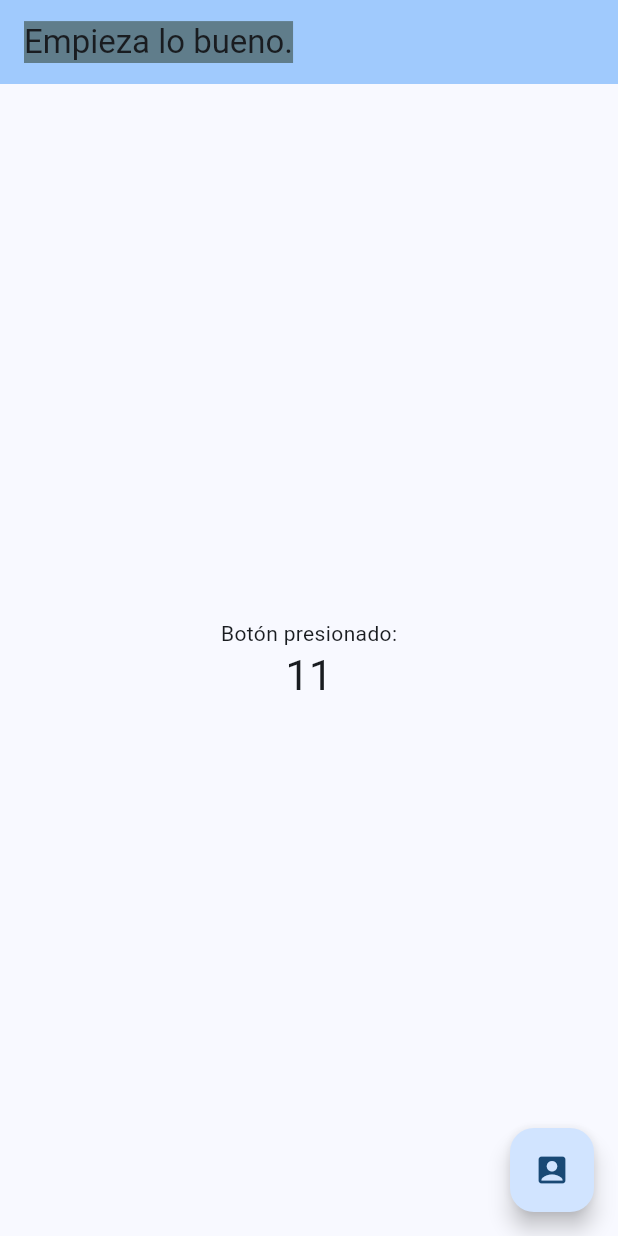
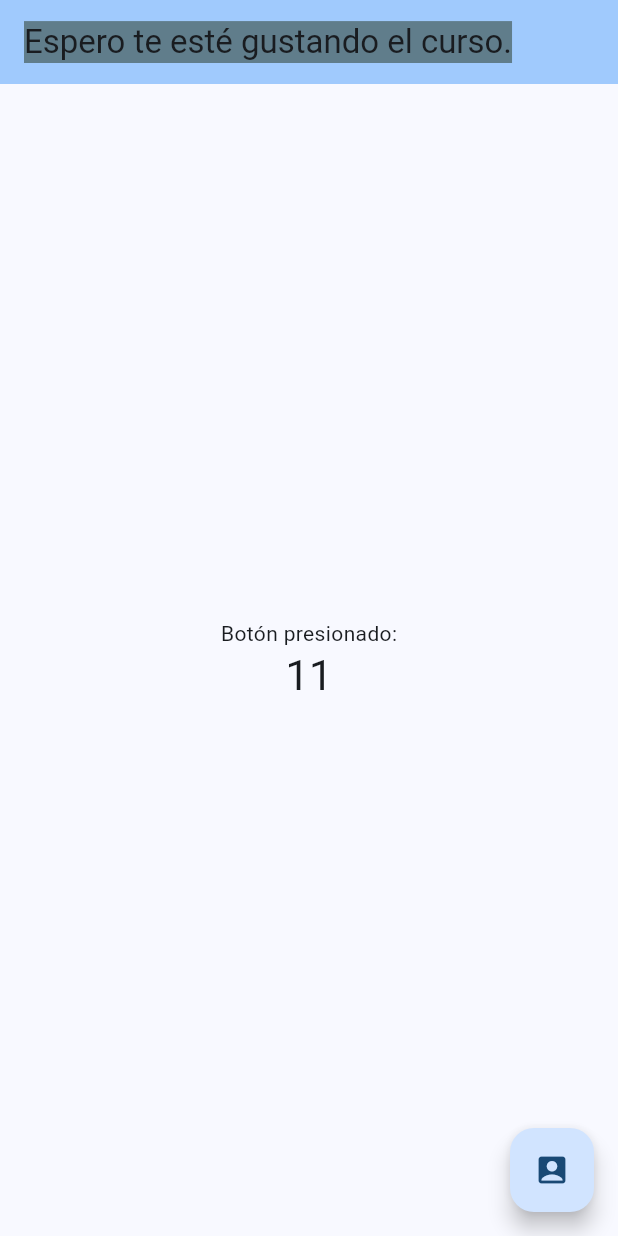
Before and after one commit to mida111/AppCursoGit, a Flutter app: the screen it shows after launch, on a phone screen of 412 x 824 dp. Run offline on Flutter 3.47's test engine with Material 3 defaults, Android fonts, the phone set to English and light mode, and no system bars.

Commit message:
Espero te guste el curso

```diff
--- a/lib/main.dart
+++ b/lib/main.dart
@@ -16,7 +16,7 @@ class MyApp extends StatelessWidget {
       theme: ThemeData(
         colorScheme: ColorScheme.fromSeed(seedColor: Colors.blue),
       ),
-      home: const MyHomePage(title: 'Empieza lo bueno.'),
+      home: const MyHomePage(title: 'Espero te esté gustando el curso.'),
     );
   }
 }
```
